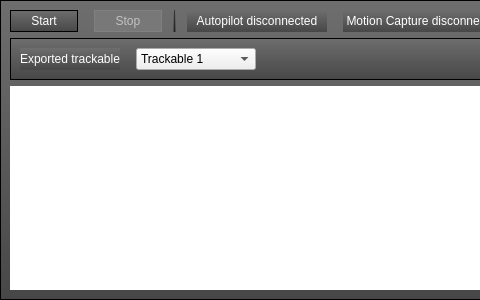
Old version of the form ground/openpilotgcs/src/plugins/motioncapture/mocapwidget.ui in the repository TauLabs/TauLabs; both pictures show x 0 to 480 and y 0 to 300 of the 786 by 300 pixel window.
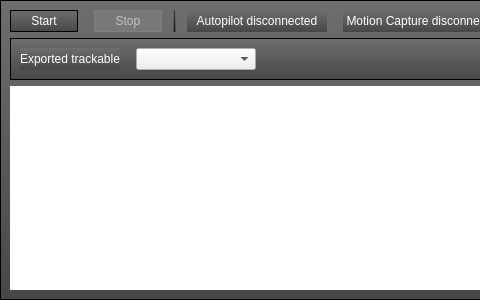
New version of the form. Icons and pictures are not drawn.

What changed in the file:
```diff
--- a/ground/openpilotgcs/src/plugins/motioncapture/mocapwidget.ui
+++ b/ground/openpilotgcs/src/plugins/motioncapture/mocapwidget.ui
@@ -470,11 +470,6 @@
              <height>0</height>
             </size>
            </property>
-           <item>
-            <property name="text">
-             <string>Trackable 1</string>
-            </property>
-           </item>
           </widget>
          </item>
          <item>
```
